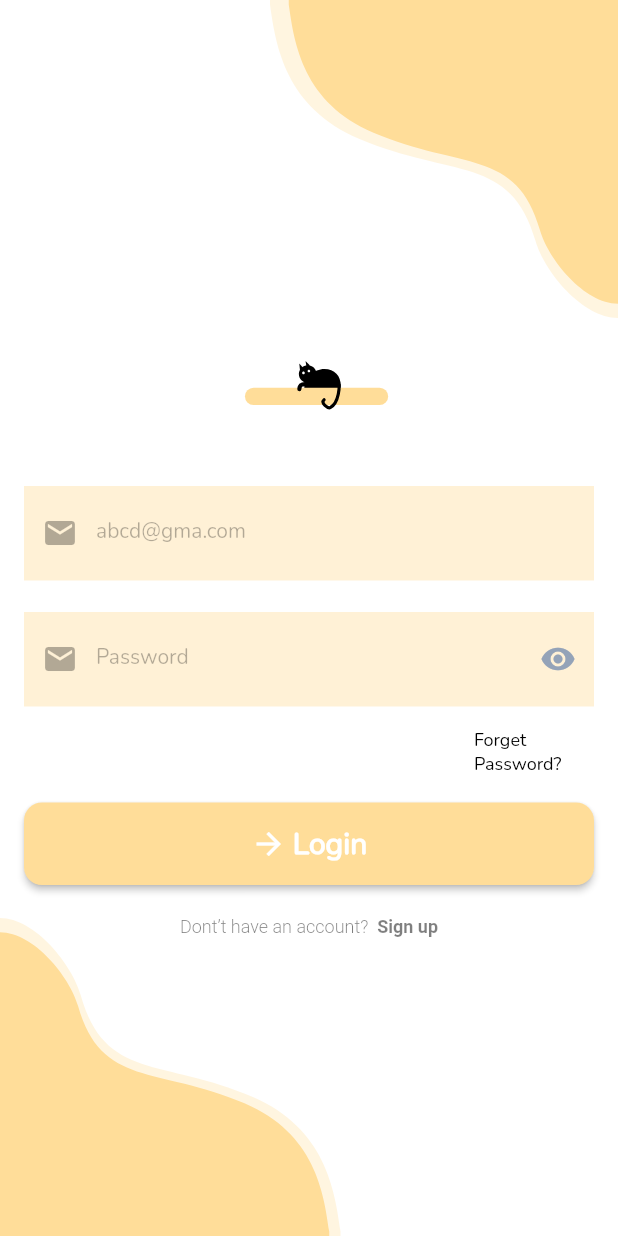
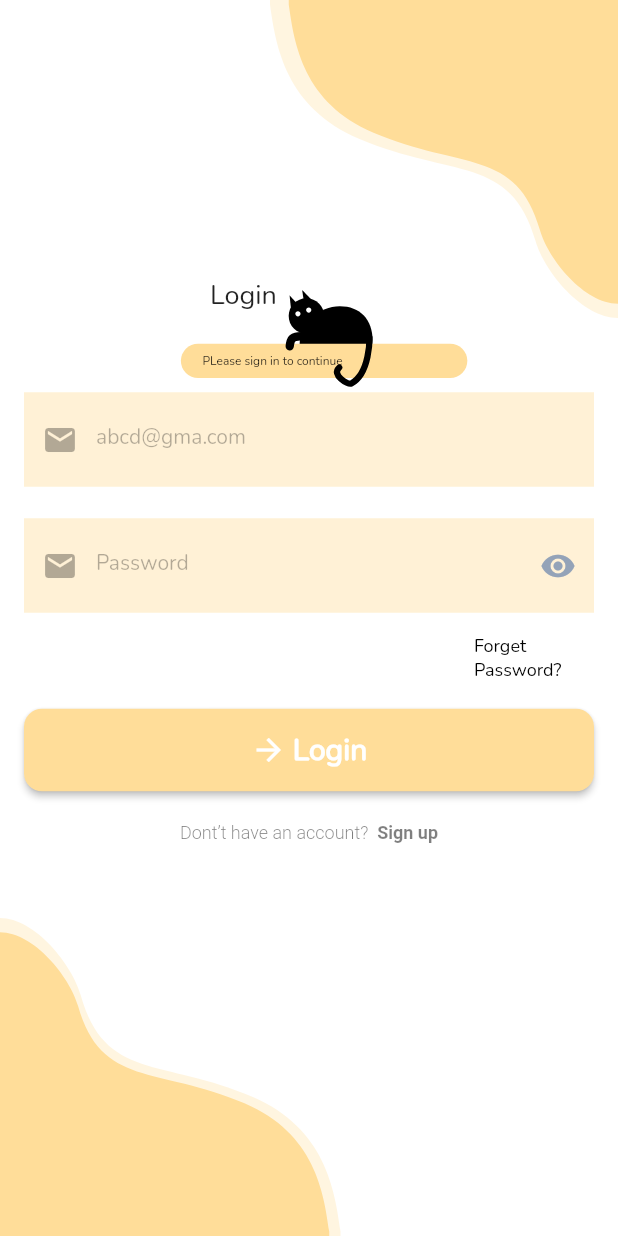
Before and after one commit to SadiaAfrin55/Pet-Adoption, a Flutter app: the screen it shows after launch, on a phone screen of 412 x 824 dp. Run offline on Flutter 3.47's test engine with Material 2 defaults, Android fonts, the phone set to English and light mode, and no system bars; drawn by our look-alikes of progress_state_button; our stand-ins replace animated_text_kit, bloc, easy_localization, flutter_bloc, flutter_svg, hive and 3 more; accounts and stored records are empty.

Commit message:
login update

```diff
--- a/lib/Presentation/Pages/Login/login_page.dart
+++ b/lib/Presentation/Pages/Login/login_page.dart
@@ -87,6 +87,49 @@ class _LoginPageState extends State<LoginPage> {
                     alignment: Alignment.bottomLeft,
                     child: SvgPicture.asset("assets/icons/down.svg"),
                   ),
+                  Align(
+                    alignment: Alignment.topCenter,
+                    child: Padding(
+                      padding: const EdgeInsets.only(
+                        top: 110
+                      ),
+                      child: Lottie.asset(
+                        "assets/lottie/cat.json",
+                        height: 250,
+                        width: 350,
+                      ),
+                    ),
+                  ),
+                  Align(
+                    alignment: Alignment.centerLeft,
+                    child: Padding(
+                      padding: const EdgeInsets.only(
+                        bottom: 430,
+                        left: 140,
+                      ),
+                      child: Text(
+                        "Login",
+                        style: TextStyle(
+                          fontSize: 18,
+                        ),
+                      ),
+                    ),
+                  ),
+                  Align(
+                    alignment: Alignment.centerLeft,
+                    child: Padding(
+                      padding: const EdgeInsets.only(
+                        bottom: 342,
+                        left: 135,
+                      ),
+                      child: Text(
+                        "PLease sign in to continue",
+                        style: TextStyle(
+                          fontSize: 8,
+                        ),
+                      ),
+                    ),
+                  ),
                   Container(
                     margin: EdgeInsets.symmetric(horizontal: 16),
                     child: Form(
@@ -95,34 +138,7 @@ class _LoginPageState extends State<LoginPage> {
                         mainAxisAlignment: MainAxisAlignment.center,
                         crossAxisAlignment: CrossAxisAlignment.center,
                         children:[
-                          Row(
-                            mainAxisAlignment: MainAxisAlignment.center,
-                            children: [
-                              Container(
-                                  width:278,
-                                  height: 125,
-                                child: Stack(
-                                  children: [
-                                    // Align(
-                                    //     alignment: Alignment.topLeft,
-                                    //     child: Container(
-                                    //       color: Colors.lightBlue,
-                                    //         child: Text('Login',style: TextStyle(fontSize: 18,fontWeight: FontWeight.w900,color: Colors.black.withOpacity(0.5)),))),
-                                    Container(
-                                        width:278,
-                                        height: 125,
-                                        child: Lottie.asset("assets/lottie/cat.json")),
-                                    // Align(
-                                    //     alignment: Alignment.bottomLeft,
-                                    //     child: Container(
-                                    //         color: Colors.lightGreen,
-                                    //         child: Text('PLease sign in to continue',style: TextStyle(fontSize: 8,fontWeight: FontWeight.w300,color: Colors.black.withOpacity(0.5)),))),
-                                  ],
-                                ),
-                              ),
-                              //Image.asset('assets/images/catLogin.png'),
-                            ],
-                          ),
+
                           MaterialTextField(lable:tr("abcd@gma.com"),readOnly: false,prefIcon: Icon(Icons.mail,color: Colors.black.withOpacity(0.3),), controller:emilController ,),
                           const SizedBox(height: 21,),
                           MaterialTextFieldPassword(lable: tr("Password"),controller:passwordController ,prefIcon: Icon(Icons.mail,color: Colors.black.withOpacity(0.3)),),
```
Also changed, not shown: lib/Presentation/Pages/Signup/signup_page.dart (+46 -30 lines).
